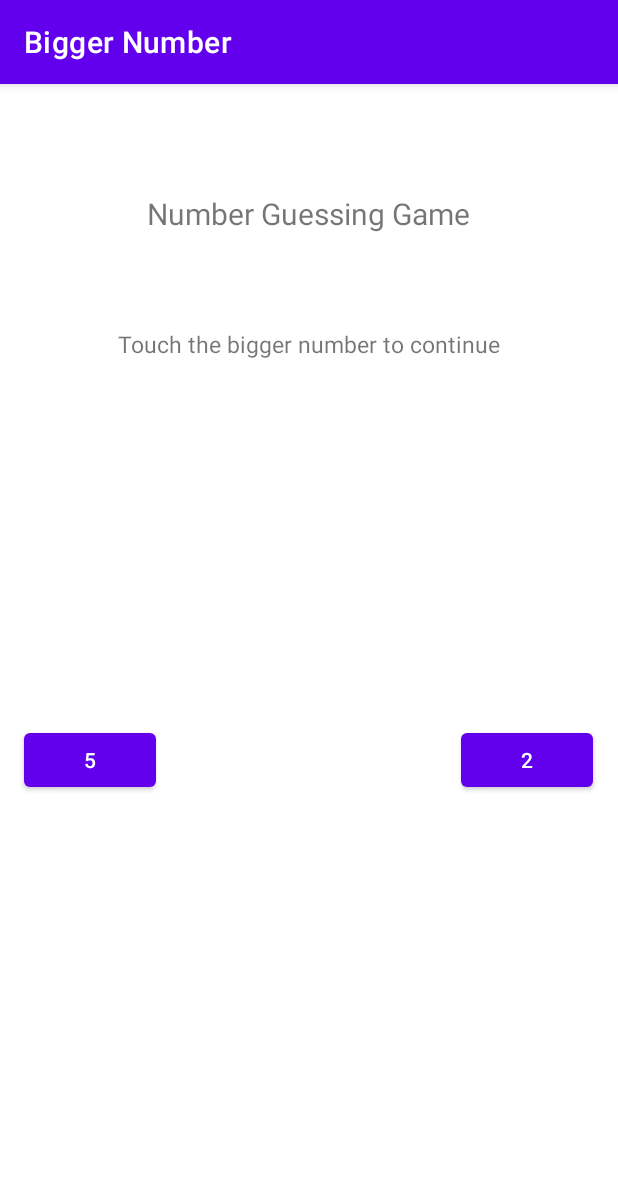
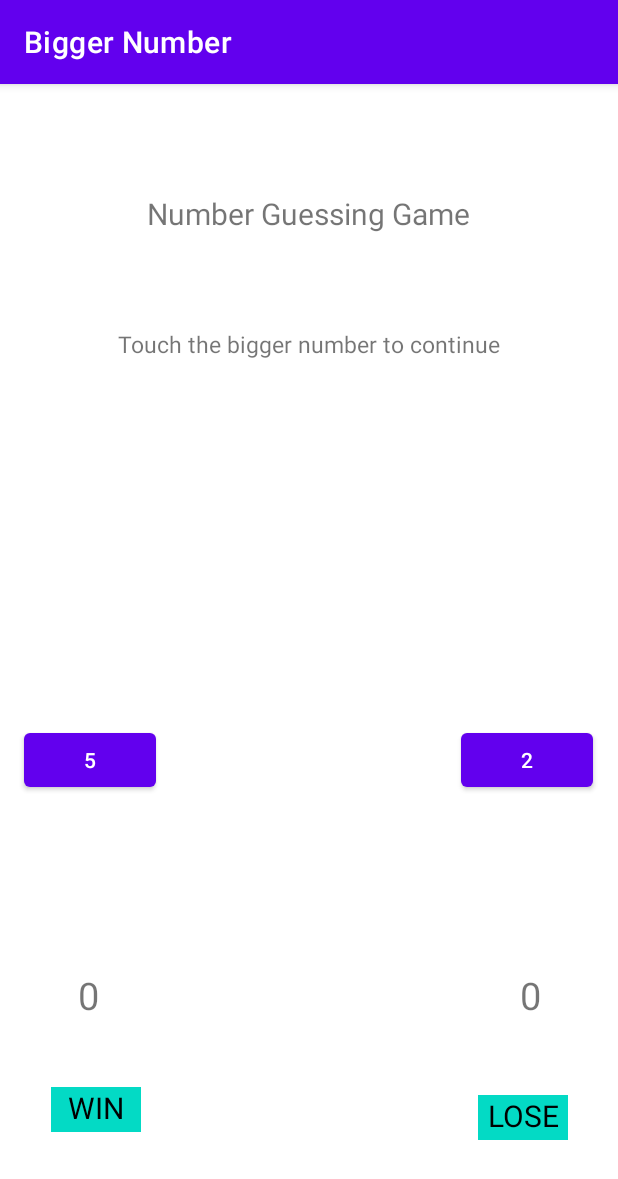
Before and after one commit to Shlok1999/Bigger-Number, an Android app: the screen it shows after launch (MainActivity), on a phone screen of 412 x 824 dp. Shown: the top 1179 px of the screen. Run offline under Robolectric (Android 15) with nearby library versions, the phone set to English and light mode, and no system bars.

Commit message:
Commited again

```diff
--- a/app/src/main/java/com/example/biggernumber/MainActivity.kt
+++ b/app/src/main/java/com/example/biggernumber/MainActivity.kt
@@ -15,19 +15,28 @@ class MainActivity : AppCompatActivity() {
         playGame()
     }
     fun playGame(){
+        var winPoint = 0
+        var losePoint = 0
         //Left Button Clicked
         btnLeft.setOnClickListener {
             val leftNum = btnLeft.text.toString().toInt()
             val rightNum = btnRight.text.toString().toInt()
+
+
+
             if(leftNum > rightNum ){
                 //Change of background color
                 gameInterface.setBackgroundColor(Color.GREEN)
                 Toast.makeText(this, "Correct Answer", Toast.LENGTH_SHORT).show()
+                winPoint++
+                win_point.text = winPoint.toString()
             }
             else{
                 Toast.makeText(this, "Wrong Answer", Toast.LENGTH_SHORT).show()
                 //Change of background color
                 gameInterface.setBackgroundColor(Color.RED)
+                losePoint++
+                lose_point.text = losePoint.toString()
             }
             reStart()
         }
@@ -39,11 +48,15 @@ class MainActivity : AppCompatActivity() {
                 //Change of background color
                 gameInterface.setBackgroundColor(Color.GREEN)
                 Toast.makeText(this, "Correct Answer", Toast.LENGTH_SHORT).show()
+                winPoint++
+                win_point.text = winPoint.toString()
             }
             else{
                 Toast.makeText(this, "Wrong Answer", Toast.LENGTH_SHORT).show()
                 //Change of background color
                 gameInterface.setBackgroundColor(Color.RED)
+                losePoint++
+                lose_point.text = losePoint.toString()
             }
             reStart()
         }
@@ -54,4 +67,5 @@ class MainActivity : AppCompatActivity() {
         btnLeft.text = randomValue1.toString()
         btnRight.text = randomValue2.toString()
     }
+
 }
--- a/app/src/main/res/layout/activity_main.xml
+++ b/app/src/main/res/layout/activity_main.xml
@@ -58,5 +58,66 @@
         app:layout_constraintTop_toBottomOf="@+id/subHeading"
         app:layout_constraintVertical_bias="0.453" />
 
+    <TextView
+        android:id="@+id/win_point"
+        android:layout_width="50dp"
+        android:layout_height="30dp"
+        android:text="0"
+        android:textAlignment="center"
+        android:textSize="25dp"
+        app:layout_constraintBottom_toBottomOf="parent"
+        app:layout_constraintEnd_toEndOf="parent"
+        app:layout_constraintHorizontal_bias="0.094"
+        app:layout_constraintStart_toStartOf="parent"
+        app:layout_constraintTop_toBottomOf="@+id/btnLeft"
+        app:layout_constraintVertical_bias="0.437" />
+
+    <TextView
+        android:id="@+id/lose_point"
+        android:layout_width="50dp"
+        android:layout_height="30dp"
+        android:text="0"
+        android:textAlignment="center"
+        android:textSize="25dp"
+        app:layout_constraintBottom_toBottomOf="parent"
+        app:layout_constraintEnd_toEndOf="parent"
+        app:layout_constraintHorizontal_bias="0.88"
+        app:layout_constraintStart_toEndOf="@+id/win_point"
+        app:layout_constraintTop_toBottomOf="@+id/btnRight"
+        app:layout_constraintVertical_bias="0.437" />
+
+    <TextView
+        android:id="@+id/textView5"
+        android:layout_width="60dp"
+        android:layout_height="30dp"
+        android:background="@color/teal_200"
+        android:text="WIN"
+        android:textAlignment="center"
+        android:textColor="@color/black"
+        android:textSize="20dp"
+        app:layout_constraintBottom_toBottomOf="parent"
+        app:layout_constraintEnd_toEndOf="parent"
+        app:layout_constraintHorizontal_bias="0.096"
+        app:layout_constraintStart_toStartOf="parent"
+        app:layout_constraintTop_toBottomOf="@+id/win_point"
+        app:layout_constraintVertical_bias="0.412" />
+
+    <TextView
+        android:id="@+id/textView6"
+        android:layout_width="60dp"
+        android:layout_height="30dp"
+        android:layout_marginBottom="64dp"
+        android:background="@color/teal_200"
+        android:text="LOSE"
+        android:textAlignment="center"
+        android:textColor="@color/black"
+        android:textSize="20dp"
+        app:layout_constraintBottom_toBottomOf="parent"
+        app:layout_constraintEnd_toEndOf="parent"
+        app:layout_constraintHorizontal_bias="0.871"
+        app:layout_constraintStart_toEndOf="@+id/textView5"
+        app:layout_constraintTop_toBottomOf="@+id/lose_point"
+        app:layout_constraintVertical_bias="1.0" />
+
 
 </androidx.constraintlayout.widget.ConstraintLayout>
```
